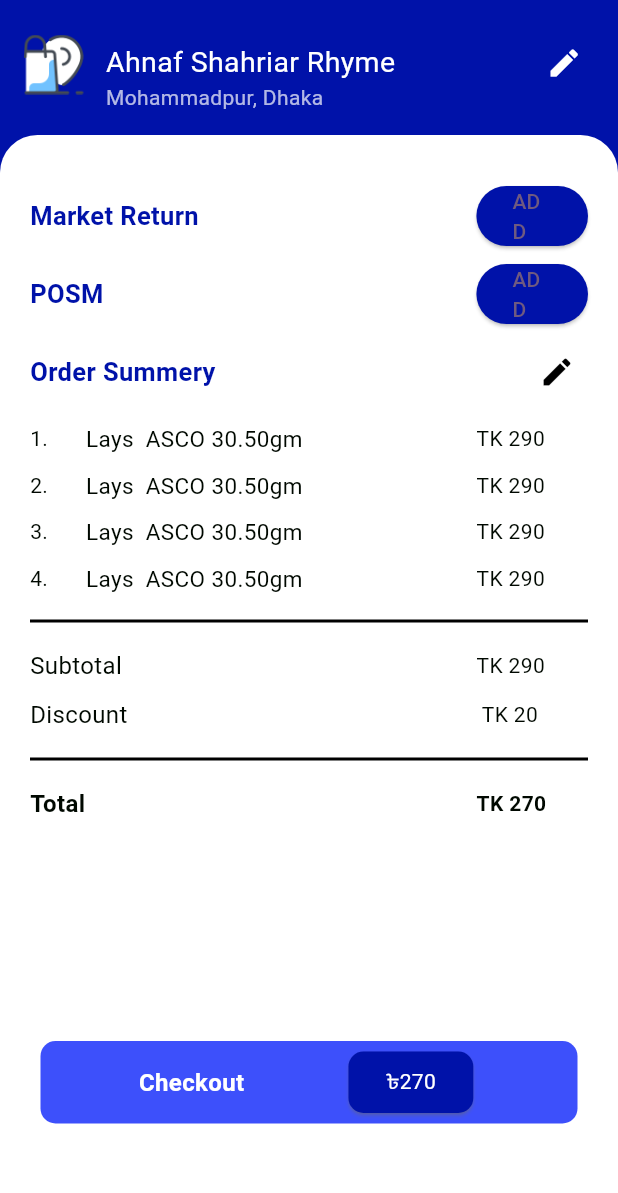
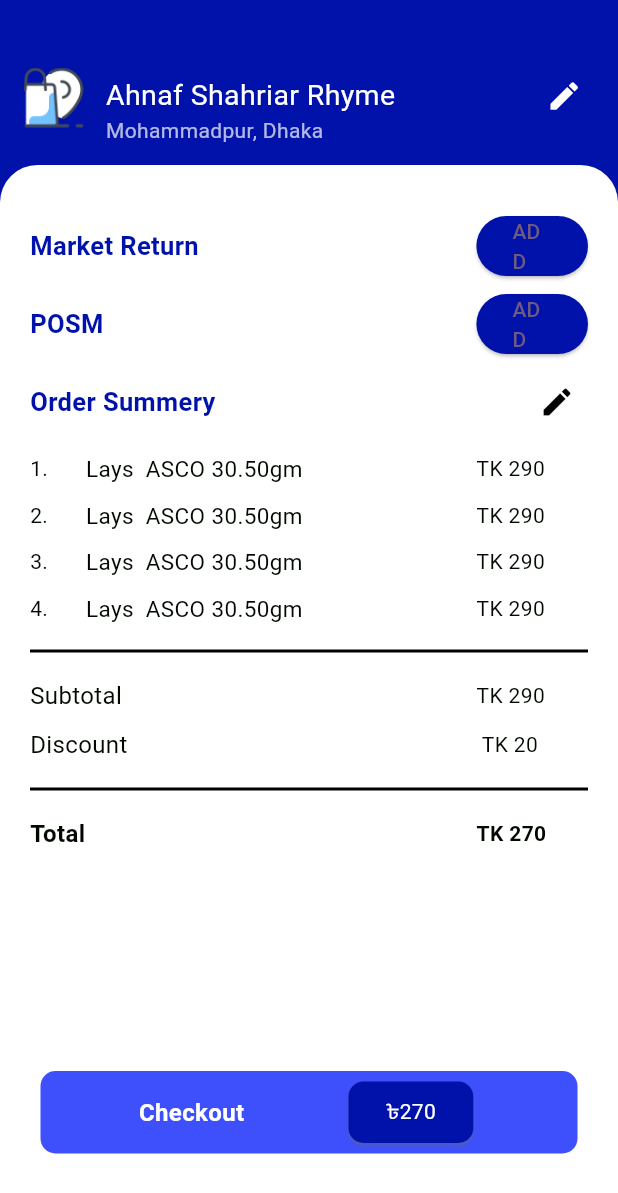
Before and after one commit to samiraTR/chalDaalClone, a Flutter app: the OrderConfirmationScreen screen opened directly, on a phone screen of 412 x 824 dp. Shown: the top 1193 px of the screen. Run offline on Flutter 3.47's test engine with Material 3 defaults, Android fonts, the phone set to English and light mode, and no system bars; our stand-ins replace animated_splash_screen, bloc, cached_network_image, equatable, flutter_bloc, fluttertoast and 5 more; accounts and stored records are empty; network calls fail.

Commit message:
data save

```diff
--- a/lib/ui/order_confirmation_screen.dart
+++ b/lib/ui/order_confirmation_screen.dart
@@ -356,14 +356,13 @@ class _OrderConfirmationScreenState extends State<OrderConfirmationScreen> {
   @override
   Widget build(BuildContext context) {
     return Scaffold(
-      body: SafeArea(
-        child: Stack(
+      body: Stack(
         children: [
           Container(
             color: mainColor,
             height: 1000,
             child: Padding(
-                padding: const EdgeInsets.all(8.0),
+              padding: const EdgeInsets.symmetric(vertical: 30,horizontal: 8),
               child: Row(
                 children: [
                   Expanded(
@@ -433,7 +432,7 @@ class _OrderConfirmationScreenState extends State<OrderConfirmationScreen> {
             ),
           ),
           Positioned(
-              top: 90,
+            top: 110,
             child: SingleChildScrollView(
               child: Container(
                 height: 1000,
@@ -675,7 +674,6 @@ class _OrderConfirmationScreenState extends State<OrderConfirmationScreen> {
           ),
         ],
       ),
-      ),
     );
   }
 }
```
Lines whose indentation alone changed are shown as unchanged.
